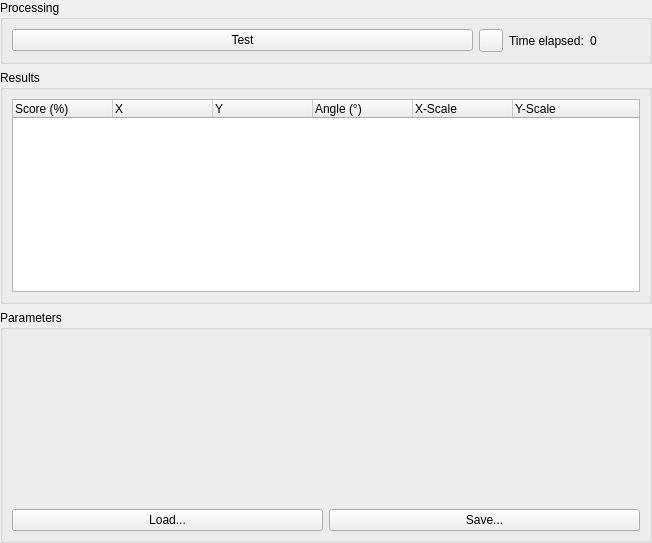
Before: the Qt Designer form AcfSln/Include/iqtipr/CSearchBasedFeaturesSupplierGuiComp.ui in ImagingTools/AcfPublic, drawn with Qt 5.
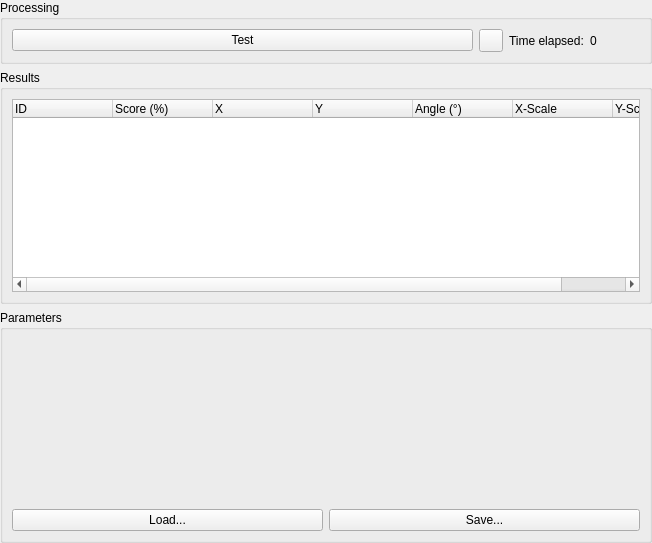
After: the same form once the commit is applied. Icons and pictures are not drawn.

Commit message: Showing model IDs in iqtipr/CSearchBasedFeaturesSupplierGuiComp

The edit to the form file:
```diff
--- a/AcfSln/Include/iqtipr/CSearchBasedFeaturesSupplierGuiComp.ui
+++ b/AcfSln/Include/iqtipr/CSearchBasedFeaturesSupplierGuiComp.ui
@@ -108,6 +108,11 @@
         <property name="allColumnsShowFocus">
          <bool>true</bool>
         </property>
+        <column>
+         <property name="text">
+          <string>ID</string>
+         </property>
+        </column>
         <column>
          <property name="text">
           <string>Score (%)</string>
```
The commit also changes 2 other files.
